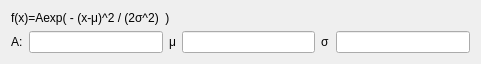
Before: the Qt Designer form subProj/SubSpectrumEditor/spectrumeditorcustomgaussian.ui in DawidMaciazek/Polichromator, drawn with Qt 5.
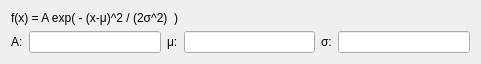
After: the same form once the commit is applied.

What changed in the file:
```diff
--- a/subProj/SubSpectrumEditor/spectrumeditorcustomgaussian.ui
+++ b/subProj/SubSpectrumEditor/spectrumeditorcustomgaussian.ui
@@ -17,7 +17,7 @@
    <item>
     <widget class="QLabel" name="labelFunctionExp">
      <property name="text">
-      <string>f(x)=Aexp( - (x-μ)^2 / (2σ^2)  )</string>
+      <string>f(x) = A exp( - (x-μ)^2 / (2σ^2)  )</string>
      </property>
     </widget>
    </item>
@@ -36,7 +36,7 @@
      <item>
       <widget class="QLabel" name="label_3">
        <property name="text">
-        <string>μ</string>
+        <string>μ:</string>
        </property>
       </widget>
      </item>
@@ -46,7 +46,7 @@
      <item>
       <widget class="QLabel" name="label_4">
        <property name="text">
-        <string>σ</string>
+        <string>σ:</string>
        </property>
       </widget>
      </item>
```
